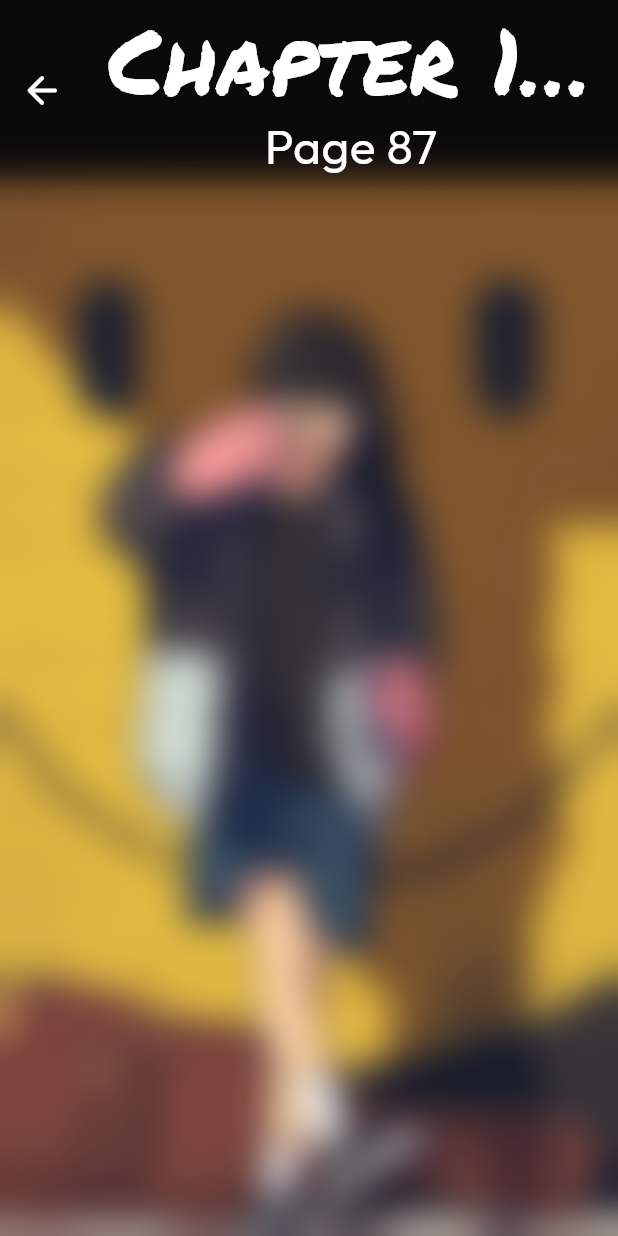
After one commit to BeliauInit/KUMA, a Flutter app: the screen it shows after launch, scrolled down 54 dp, after a tap on "Continue Watch", on a phone screen of 412 x 824 dp. The commit adds this screen. Run offline on Flutter 3.47's test engine with Material 3 defaults, Android fonts, the light colour scheme and no system bars; our stand-ins replace carousel_slider, curved_navigation_bar, google_fonts.

Commit message:
Kuma 0.0.5
Added a lot of new pages, optimized Home Page, Added Cool Animation :V

```diff
--- /dev/null
+++ b/lib/Navbar/curved_navbar.dart
@@ -0,0 +1,105 @@
+// ignore_for_file: avoid_unnecessary_containers, prefer_const_constructors, prefer_const_literals_to_create_immutables
+import 'package:curved_navigation_bar/curved_navigation_bar.dart';
+import 'package:flutter/cupertino.dart';
+import 'package:flutter/material.dart';
+import 'package:kuma_apps/Pages/Home_Page.dart';
+import 'package:kuma_apps/Pages/bookmark_page.dart';
+import 'package:kuma_apps/Pages/grimoires_page.dart';
+
+class CihuyNavbar extends StatefulWidget {
+  final int selectedItems;
+  const CihuyNavbar({
+    super.key,
+    required this.selectedItems,
+  });
+
+  @override
+  State<CihuyNavbar> createState() => _CihuyNavbarState();
+}
+
+class _CihuyNavbarState extends State<CihuyNavbar> {
+  int _currentIndex = 0;
+
+  @override
+  void initState() {
+    super.initState();
+    _currentIndex = widget.selectedItems;
+  }
+
+  void changeSelectedNavBar(int index) {
+    setState(() {
+      _currentIndex = index;
+    });
+
+    String routeName;
+    if (index == 0) {
+      routeName = '/home';
+    } else if (index == 1) {
+      routeName = '/grimoires';
+    } else {
+      routeName = '/bookmark';
+    }
+
+    Navigator.pushReplacement(
+      context,
+      PageRouteBuilder(
+        pageBuilder: (context, animation, secondaryAnimation) => getPage(routeName),
+        transitionsBuilder: (context, animation, secondaryAnimation, child) {
+          const begin = Offset(1.0, 0.0);
+          const end = Offset.zero;
+          const curve = Curves.ease;
+
+          var tween = Tween(begin: begin, end: end).chain(CurveTween(curve: curve));
+          var offsetAnimation = animation.drive(tween);
+
+          return SlideTransition(
+            position: offsetAnimation,
+            child: child,
+          );
+        },
+      ),
+    );
+  }
+
+  Widget getPage(String routeName) {
+    // Replace with your actual page widgets
+    switch (routeName) {
+      case '/home':
+        return HomePage();  // Placeholder, replace with your HomePage widget
+      case '/grimoires':
+        return GrimoiresPage();  // Placeholder, replace with your GrimoiresPage widget
+      case '/bookmark':
+        return BookmarkPage();  // Placeholder, replace with your BookmarkPage widget
+      default:
+        return HomePage();  // Fallback to HomePage if routeName is unrecognized
+    }
+  }
+
+  @override
+  Widget build(BuildContext context) {
+    return CurvedNavigationBar(
+      backgroundColor: Colors.black54,
+      color: Color(0xFFF9CB55),
+      animationCurve: Curves.fastEaseInToSlowEaseOut,
+      animationDuration: Duration(milliseconds: 400),
+      onTap: changeSelectedNavBar,
+      items: [
+        Icon(
+          Icons.home_filled,
+          size: 32,
+          color: Color(0xCB000000),
+        ),
+        Icon(
+          CupertinoIcons.book_fill,
+          size: 32,
+          color: Color(0xCB000000),
+        ),
+        Icon(
+          Icons.bookmark,
+          size: 32,
+          color: Color(0xCB000000),
+        ),
+      ],
+    );
+  }
+}
--- /dev/null
+++ b/lib/Pages/detail_manga.dart
@@ -0,0 +1,81 @@
+// ignore_for_file: avoid_unnecessary_containers, prefer_const_constructors, prefer_const_literals_to_create_immutables
+import 'dart:ui';
+
+import 'package:flutter/material.dart';
+import 'package:google_fonts/google_fonts.dart';
+import 'package:kuma_apps/Navbar/curved_navbar.dart';
+
+class DetailManga extends StatefulWidget {
+  const DetailManga({super.key});
+
+  @override
+  State<DetailManga> createState() => _DetailMangaState();
+}
+
+class _DetailMangaState extends State<DetailManga> {
+  @override
+  Widget build(BuildContext context) {
+    return Scaffold(
+      appBar: AppBar(
+        toolbarHeight: 120,
+        automaticallyImplyLeading: false,
+        leading: IconButton(
+          onPressed: () {
+            Navigator.pushReplacementNamed(context, '/home');
+          },
+          icon: Icon(
+            Icons.arrow_back_rounded,
+            color: Colors.white,
+            size: 30.0,
+          ),
+        ),
+        backgroundColor: Colors.transparent,
+        title: Column(
+          mainAxisAlignment: MainAxisAlignment.start,
+          children: [
+            Text(
+              'Chapter 112',
+
+              style: GoogleFonts.permanentMarker(
+                fontWeight: FontWeight.w300,
+                fontSize: 60,
+                color: Colors.white,
+                letterSpacing: 0.5,
+              ),
+            ),
+            Text(
+              'Page 87',
+              style: GoogleFonts.outfit(
+                fontWeight: FontWeight.normal,
+                fontSize: 32,
+                color: Colors.white,
+                letterSpacing: 0.32,
+              ),
+            ),
+          ],
+        ),
+        centerTitle: true,
+      ),
+      backgroundColor: Color(0xCB000000),
+      body: SafeArea(
+        child: Stack(
+          fit: StackFit.expand,
+          children: [
+            Image.asset(
+              'assets/images/Guitar Girls.jpg',
+              fit: BoxFit.cover,
+              height: double.infinity,
+              width: double.infinity,
+            ),
+            BackdropFilter(
+                filter: ImageFilter.blur(sigmaX: 12, sigmaY: 12),
+              child: Container(
+                color: Color(0x00000000),
+              ),
+            ),
+          ],
+        ),
+      ),
+    );
+  }
+}
--- a/lib/Pages/home_page.dart
+++ b/lib/Pages/home_page.dart
@@ -2,6 +2,7 @@
 import 'package:flutter/cupertino.dart';
 import 'package:flutter/material.dart';
 import 'package:google_fonts/google_fonts.dart';
+import 'package:kuma_apps/Navbar/curved_navbar.dart';
 import 'package:kuma_apps/Widget/carousel_manga.dart';
 import 'package:kuma_apps/Widget/continue_watch.dart';
 
@@ -67,17 +68,42 @@ class HomePage extends StatelessWidget {
                   ),
                 ),
                 SizedBox(height: 12),
-
                 ContinueWatch(),
 
                 SizedBox(height: 32),
 
                 CarouselManga(),
+
+                SizedBox(height: 32),
+
+                Row(
+                  mainAxisSize: MainAxisSize.max,
+                  mainAxisAlignment: MainAxisAlignment.spaceBetween,
+                  children: [
+                    Text(
+                      'GENRES',
+                      style: GoogleFonts.permanentMarker(
+                        fontWeight: FontWeight.w600,
+                        fontSize: 28,
+                        color: Colors.white,
+                      ),
+                    ),
+                    IconButton(
+                        color: Colors.white30,
+                        onPressed: () {
+                          return print('Icon Btn Pressed...');
+                        },
+                        icon: Icon(Icons.arrow_forward_ios_rounded)
+                    ),
+                  ],
+                ),
+
               ],
             ),
           ),
         ),
       ),
+      bottomNavigationBar: CihuyNavbar(selectedItems: 0),
     );
   }
 }
--- a/lib/Pages/splash_screen.dart
+++ b/lib/Pages/splash_screen.dart
@@ -1,4 +1,5 @@
 // ignore_for_file: avoid_unnecessary_containers, prefer_const_constructors, prefer_const_literals_to_create_immutables
+import 'dart:async';
 import 'package:flutter/material.dart';
 
 class Splash extends StatefulWidget {
@@ -8,17 +9,55 @@ class Splash extends StatefulWidget {
   State<Splash> createState() => _SplashState();
 }
 
-class _SplashState extends State<Splash> {
+class _SplashState extends State<Splash> with SingleTickerProviderStateMixin {
+  late AnimationController _controller;
+  late Animation<double> _animation;
+
+  startTime() async {
+    return Timer(
+      Duration(milliseconds: 2200), // Increased duration for a smoother animation
+          () {
+        Navigator.of(context).pushReplacementNamed('/home');
+      },
+    );
+  }
+
+  @override
+  void initState() {
+    super.initState();
+
+    _controller = AnimationController(
+      duration: const Duration(seconds: 2), // Duration of the Scale effect
+      vsync: this,
+    );
+
+    _animation = CurvedAnimation(
+      parent: _controller,
+      curve: Curves.easeInOutCubicEmphasized,
+    );
+
+    _controller.forward();
+    startTime();
+  }
+
+  @override
+  void dispose() {
+    _controller.dispose();
+    super.dispose();
+  }
+
   @override
   Widget build(BuildContext context) {
     return Scaffold(
-      backgroundColor: Color(0xFF151515),
+      backgroundColor: Color(0xCB000000),
       body: Center(
-          child:
-          Image.asset(
+        child: ScaleTransition(
+          scale: _animation,
+          child: Image.asset(
             'assets/images/logo/Logo Yellow.png',
             scale: 2,
-          )
+          ),
+        ),
       ),
     );
   }
--- a/lib/Widget/continue_watch.dart
+++ b/lib/Widget/continue_watch.dart
@@ -78,7 +78,7 @@ class ContinueWatch extends StatelessWidget {
               SizedBox(height: 12),
               btnDefaultIco(
                   onTap: () {
-                    return print('Hey');
+                    Navigator.pushReplacementNamed(context, '/detail');
                   },
                   text: 'Continue Watch'),
             ],
--- a/lib/main.dart
+++ b/lib/main.dart
@@ -1,5 +1,8 @@
-// ignore_for_file: prefer_const_constructors
+// ignore_for_file: avoid_unnecessary_containers, prefer_const_constructors, prefer_const_literals_to_create_immutables
 import 'package:flutter/material.dart';
+import 'package:kuma_apps/Pages/bookmark_page.dart';
+import 'package:kuma_apps/Pages/detail_manga.dart';
+import 'package:kuma_apps/Pages/grimoires_page.dart';
 import 'package:kuma_apps/Pages/home_page.dart';
 import 'package:kuma_apps/Pages/splash_screen.dart';
 
@@ -7,10 +10,13 @@ import 'package:kuma_apps/Pages/splash_screen.dart';
 void main() {
   runApp(MaterialApp(
       debugShowCheckedModeBanner: false,
-      initialRoute: '/home',
+      initialRoute: '/splash',
       routes: {
         '/splash': (context) => Splash(),
         '/home': (context) => HomePage(),
+        '/grimoires': (context) => GrimoiresPage(),
+        '/bookmark': (context) => BookmarkPage(),
+        '/detail': (context) => DetailManga(),
       },
     ),
   );
--- a/pubspec.yaml
+++ b/pubspec.yaml
@@ -38,6 +38,7 @@ dependencies:
   url_launcher_android: 6.3.0
   url_launcher_ios: 6.2.5
   url_launcher_platform_interface: 2.3.2
+  curved_navigation_bar: ^1.0.3
 
 
 dev_dependencies:
```
Also changed, not shown: lib/Pages/bookmark_page.dart (added, +35 -0 lines), lib/Pages/grimoires_page.dart (added, +38 -0 lines), pubspec.lock, 1 other file.
